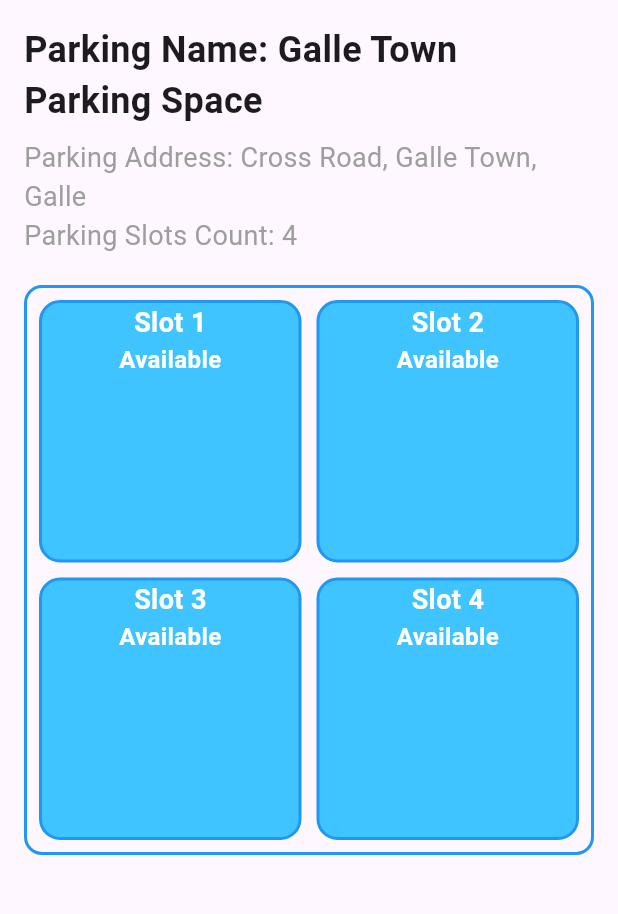
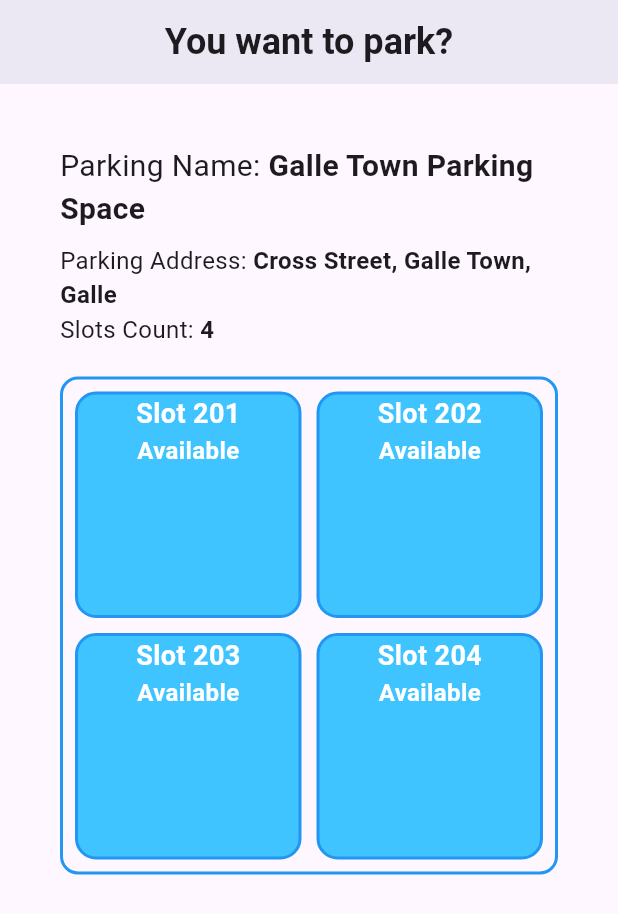
Before and after one commit to NavodyaD/bookmyslot, a Flutter app: the screen it shows after launch, on a phone screen of 412 x 824 dp. Shown: the top 914 px of the screen. Run offline on Flutter 3.47's test engine with Material 3 defaults, Android fonts, the phone set to English and light mode, and no system bars.

Commit message:
Slot Booking Page
Slot booking page with payment dummy

```diff
--- a/lib/screens/parking_page.dart
+++ b/lib/screens/parking_page.dart
@@ -1,3 +1,4 @@
+import 'package:bookmyslot/screens/slot_booking_page.dart';
 import 'package:flutter/material.dart';
 
 import '../widgets/parking_slot_tile.dart';
@@ -14,23 +15,54 @@ class _ParkingPageState extends State<ParkingPage> {
   Widget build(BuildContext context) {
     return MaterialApp(
       home: Scaffold(
+        appBar: AppBar(
+          backgroundColor: Colors.white,
+          elevation: 10,
+          title: Text('You want to park?', style: TextStyle(fontSize: 24, fontWeight: FontWeight.bold),),
+          centerTitle: true,
+        ),
         body: Padding(
-          padding: const EdgeInsets.all(16.0),
+          padding: const EdgeInsets.all(40),
           child: Column(
             crossAxisAlignment: CrossAxisAlignment.start,
             children: [
-              Text(
-                'Parking Name: Galle Town Parking Space',
-                style: TextStyle(fontSize: 24, fontWeight: FontWeight.bold),
+              Text.rich(
+                TextSpan(
+                  text: 'Parking Name: ',
+                  style: TextStyle(fontSize: 20),
+                  children: <TextSpan>[
+                    TextSpan(
+                      text: 'Galle Town Parking Space',
+                      style: TextStyle(fontSize: 20, fontWeight: FontWeight.bold),
+                    ),
+                  ],
+                ),
               ),
+
               SizedBox(height: 8),
-              Text(
-                'Parking Address: Cross Road, Galle Town, Galle',
-                style: TextStyle(fontSize: 18, color: Colors.grey),
+              Text.rich(
+                TextSpan(
+                  text: 'Parking Address: ',
+                  style: TextStyle(fontSize: 16),
+                  children: <TextSpan>[
+                    TextSpan(
+                      text: 'Cross Street, Galle Town, Galle',
+                      style: TextStyle(fontSize: 16, fontWeight: FontWeight.bold),
+                    ),
+                  ],
+                ),
               ),
-              Text(
-                'Parking Slots Count: 4',
-                style: TextStyle(fontSize: 18, color: Colors.grey),
+              Text.rich(
+                TextSpan(
+                  text: 'Slots Count: ',
+                  style: TextStyle(fontSize: 16),
+                  children: <TextSpan>[
+                    TextSpan(
+                      text: '4',
+                      style: TextStyle(fontSize: 16, fontWeight: FontWeight.bold),
+                    ),
+                  ],
+                ),
               ),
               SizedBox(height: 20),
 
@@ -49,8 +81,20 @@ class _ParkingPageState extends State<ParkingPage> {
                   ),
                   itemCount: 4,
                   itemBuilder: (context, index) {
-                    return ParkingSlotTile(
-                      slotNumber: index + 1,  // pass slot number to the tile
+                    return GestureDetector(
+                      onTap: () {
+                        Navigator.push(
+                          context,
+                          MaterialPageRoute(
+                            builder: (context) => SlotBookingPage(
+                              parkingSlotId: index + 1 + 200,
+                            ),
+                          ),
+                        );
+                      },
+                      child: ParkingSlotTile(
+                        slotNumber: index + 1 +200,  // pass slot number to the tile
+                      ),
                     );
                   },
                 ),
```
Also changed, not shown: lib/screens/slot_booking_page.dart (added, +117 -0 lines), lib/widgets/primary_button.dart (added, +22 -0 lines).
